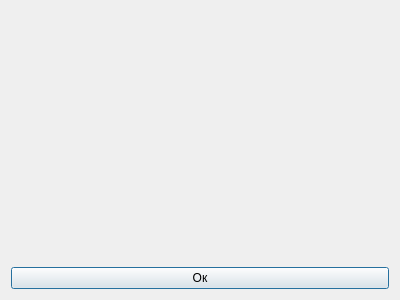
Above: dialog.ui from AlekseyBatuev/airline_courseword before the change. Below: the same form after it.
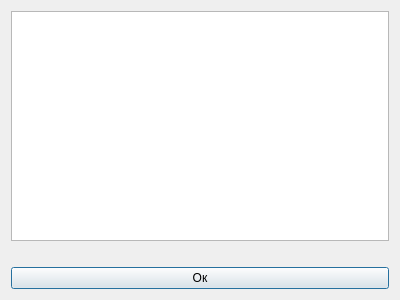
That is the form after the change.

Commit message: dialog не работает, делаю

Diff of the .ui file:
```diff
--- a/dialog.ui
+++ b/dialog.ui
@@ -14,7 +14,7 @@
    <string>Результат</string>
   </property>
   <layout class="QGridLayout" name="gridLayout">
-   <item row="0" column="0">
+   <item row="1" column="0">
     <widget class="QLabel" name="labelResult">
      <property name="font">
       <font>
@@ -29,13 +29,16 @@
      </property>
     </widget>
    </item>
-   <item row="1" column="0">
+   <item row="2" column="0">
     <widget class="QPushButton" name="okButton">
      <property name="text">
       <string>Ок</string>
      </property>
     </widget>
    </item>
+   <item row="0" column="0">
+    <widget class="QTableView" name="tableViewDialog"/>
+   </item>
   </layout>
  </widget>
  <resources/>
```
The commit also changes 6 other files.
